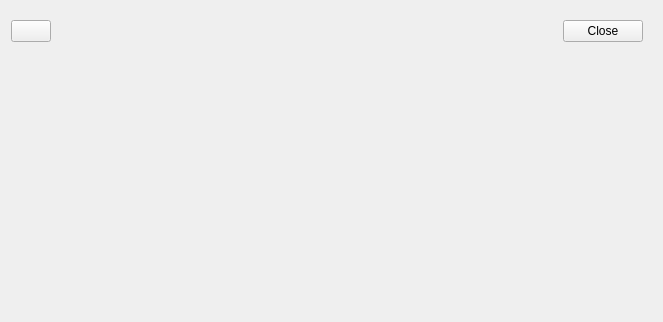
Above: app/appcmn_qt/gmview.ui from tomojitakasu/RTKLIB before the change. Below: the same form after it.
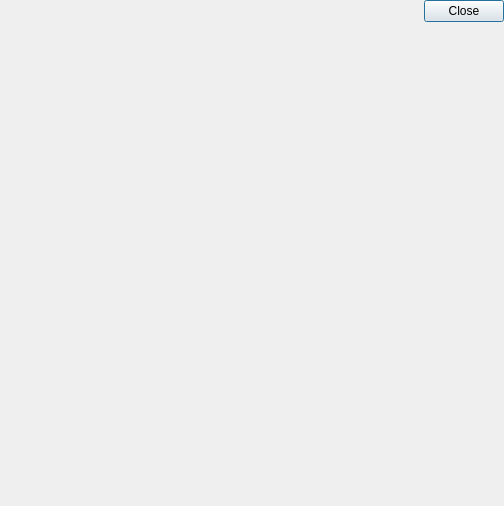
That is the form after the change. Icons and pictures are not drawn.

Patch:
```diff
--- a/app/appcmn_qt/gmview.ui
+++ b/app/appcmn_qt/gmview.ui
@@ -6,8 +6,8 @@
    <rect>
     <x>0</x>
     <y>0</y>
-    <width>663</width>
-    <height>322</height>
+    <width>504</width>
+    <height>506</height>
    </rect>
   </property>
   <property name="windowTitle">
@@ -17,6 +17,21 @@
    <string/>
   </property>
   <layout class="QVBoxLayout" name="verticalLayout">
+   <property name="spacing">
+    <number>0</number>
+   </property>
+   <property name="leftMargin">
+    <number>0</number>
+   </property>
+   <property name="topMargin">
+    <number>0</number>
+   </property>
+   <property name="rightMargin">
+    <number>0</number>
+   </property>
+   <property name="bottomMargin">
+    <number>0</number>
+   </property>
    <item>
     <widget class="QWidget" name="Panel1" native="true">
      <property name="enabled">
@@ -37,7 +52,7 @@
      <property name="text" stdset="0">
       <string/>
      </property>
-     <layout class="QHBoxLayout" name="horizontalLayout_2">
+     <layout class="QHBoxLayout" name="horizontalLayout">
       <property name="spacing">
        <number>0</number>
       </property>
@@ -54,19 +69,65 @@
        <number>0</number>
       </property>
       <item>
-       <widget class="QPushButton" name="BtnHome">
+       <widget class="QPushButton" name="BtnFixCent">
         <property name="enabled">
          <bool>true</bool>
         </property>
         <property name="toolTip">
+         <string>Fix Track Center</string>
+        </property>
+        <property name="text">
          <string/>
         </property>
+        <property name="icon">
+         <iconset resource="../rtknavi_qt/rtknavi_qt.qrc">
+          <normaloff>:/buttons/trackc.bmp</normaloff>:/buttons/trackc.bmp</iconset>
+        </property>
+        <property name="checkable">
+         <bool>true</bool>
+        </property>
+        <property name="flat">
+         <bool>true</bool>
+        </property>
+       </widget>
+      </item>
+      <item>
+       <widget class="QPushButton" name="BtnShrink">
+        <property name="enabled">
+         <bool>true</bool>
+        </property>
+        <property name="toolTip">
+         <string/>
+        </property>
         <property name="text">
          <string/>
         </property>
         <property name="icon">
-         <iconset resource="../srctblbrows_qt/srctblbrows_qt.qrc">
-          <normaloff>:/buttons/home.bmp</normaloff>:/buttons/home.bmp</iconset>
+         <iconset resource="../rtknavi_qt/rtknavi_qt.qrc">
+          <normaloff>:/buttons/shrink.bmp</normaloff>:/buttons/shrink.bmp</iconset>
+        </property>
+        <property name="flat">
+         <bool>true</bool>
+        </property>
+       </widget>
+      </item>
+      <item>
+       <widget class="QPushButton" name="BtnExpand">
+        <property name="enabled">
+         <bool>true</bool>
+        </property>
+        <property name="toolTip">
+         <string/>
+        </property>
+        <property name="text">
+         <string/>
+        </property>
+        <property name="icon">
+         <iconset resource="../rtknavi_qt/rtknavi_qt.qrc">
+          <normaloff>:/buttons/expand.bmp</normaloff>:/buttons/expand.bmp</iconset>
+        </property>
+        <property name="flat">
+         <bool>true</bool>
         </property>
        </widget>
       </item>
@@ -84,37 +145,22 @@
        </spacer>
       </item>
       <item>
-       <widget class="QWidget" name="Panel5" native="true">
+       <widget class="QPushButton" name="BtnClose">
         <property name="enabled">
          <bool>true</bool>
         </property>
         <property name="toolTip">
          <string/>
         </property>
-        <property name="layoutDirection">
-         <enum>Qt::LeftToRight</enum>
+        <property name="text">
+         <string>Close</string>
         </property>
-        <property name="text" stdset="0">
-         <string>Panel5</string>
+        <property name="autoDefault">
+         <bool>true</bool>
         </property>
-        <layout class="QHBoxLayout" name="horizontalLayout">
-         <item>
-          <widget class="QPushButton" name="BtnClose">
-           <property name="enabled">
-            <bool>true</bool>
-           </property>
-           <property name="toolTip">
-            <string/>
-           </property>
-           <property name="text">
-            <string>Close</string>
-           </property>
-           <property name="flat">
-            <bool>false</bool>
-           </property>
-          </widget>
-         </item>
-        </layout>
+        <property name="default">
+         <bool>true</bool>
+        </property>
        </widget>
       </item>
      </layout>
@@ -132,7 +178,7 @@
       <enum>Qt::LeftToRight</enum>
      </property>
      <property name="text" stdset="0">
-      <string>Panel2</string>
+      <string/>
      </property>
     </widget>
    </item>
```
Left out of the diff: 2 changed lines with no effect on the pictures.
